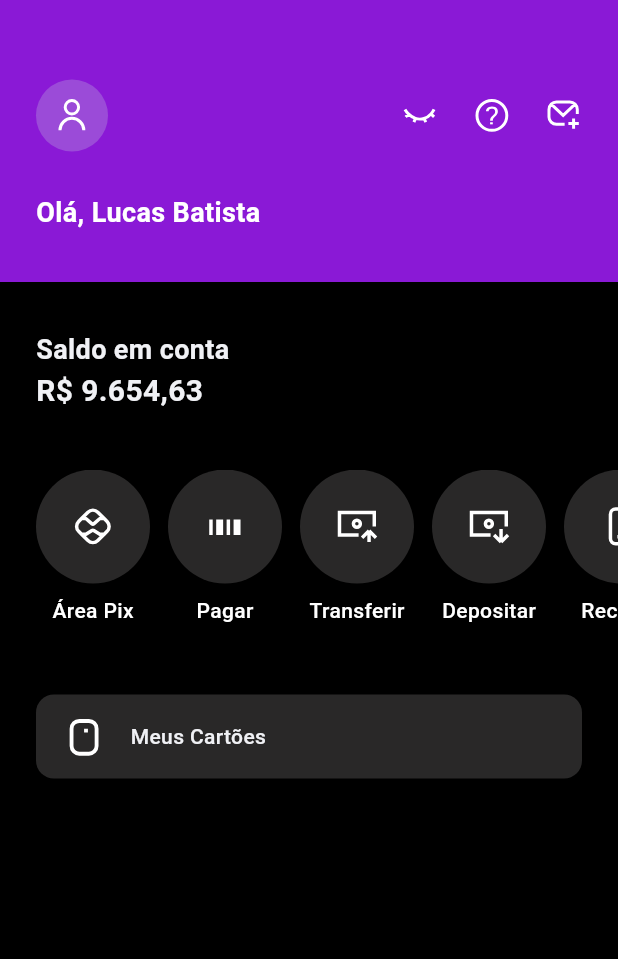
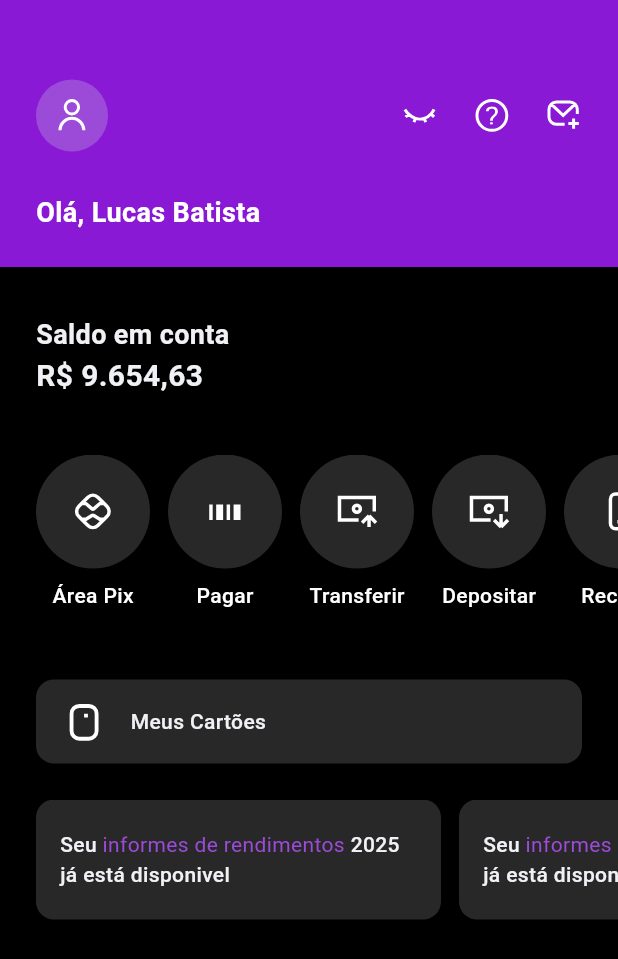
Before and after one commit to LucasBatistaX/Clone_Nubank, a Flutter app: the screen it shows after launch, on a phone screen of 412 x 824 dp. Shown: the top 959 px of the screen. Run offline on Flutter 3.47's test engine with Material 3 defaults, Android fonts, the phone set to English and light mode, and no system bars; our stand-ins replace flutter_svg.

Commit message:
Feat: ScrollCardSession

```diff
--- a/lib/src/pages/home.dart
+++ b/lib/src/pages/home.dart
@@ -1,11 +1,11 @@
 import 'package:flutter/material.dart';
-import 'package:flutter_svg/flutter_svg.dart';
 import 'package:nubank/utils/app_colors.dart';
 import 'package:nubank/utils/app_sizes.dart';
 import 'package:nubank/utils/app_text_style.dart';
 import 'package:nubank/widgets/Header.dart';
 import 'package:nubank/widgets/balance_account.dart';
 import 'package:nubank/widgets/full_scroll_view_options.dart';
+import 'package:nubank/widgets/info_card.dart';
 import 'package:nubank/widgets/my_cards.dart';
 
 class HomePage extends StatefulWidget {
@@ -30,6 +30,32 @@ class _HomePageState extends State<HomePage> {
           SizedBox(height: AppSizes.s28),
           MyCards(),
           SizedBox(height: AppSizes.s24),
+          SingleChildScrollView(
+            scrollDirection: Axis.horizontal,
+            child: Row(
+              children: [
+                SizedBox(width: AppSizes.s24),
+                InfoCard(
+                  firstText: "Seu",
+                  purpleText: "informes de rendimentos",
+                  lastText: "2025 já está disponivel",
+                ),
+                SizedBox(width: AppSizes.s12),
+                InfoCard(
+                  firstText: "Seu",
+                  purpleText: "informes de rendimentos",
+                  lastText: "2025 já está disponivel",
+                ),
+                SizedBox(width: AppSizes.s12),
+                InfoCard(
+                  firstText: "Seu",
+                  purpleText: "informes de rendimentos",
+                  lastText: "2025 já está disponivel",
+                ),
+                SizedBox(width: AppSizes.s24),
+              ],
+            ),
+          ),
         ],
       ),
     );
--- a/lib/utils/app_sizes.dart
+++ b/lib/utils/app_sizes.dart
@@ -15,5 +15,7 @@ class AppSizes {
 
   //specific padding
   static const double p53 = 53.00; //Padding top of the header.
-  static const double h188 = 188.00; //Height of the header container.
+  static const double h178 = 178.00; //Height of the header container.
+  static const double h80 = 80.00; //Height of the header container.
+  static const double w270 = 270.00; //width info card container.
 }
--- a/lib/utils/app_text_style.dart
+++ b/lib/utils/app_text_style.dart
@@ -28,4 +28,10 @@ class AppTextStyle {
     fontSize: 14,
     fontWeight: FontWeight.w500,
   );
+  //Purple text
+  static const purpleText = TextStyle(
+    color: AppColors.backgroundAvatarPerson,
+    fontSize: 14,
+    //fontWeight: FontWeight.w500,
+  );
 }
--- a/lib/widgets/header.dart
+++ b/lib/widgets/header.dart
@@ -5,14 +5,12 @@ import 'package:nubank/utils/app_sizes.dart';
 import 'package:nubank/utils/app_text_style.dart';
 
 class Header extends StatelessWidget {
-  const Header({
-    super.key,
-  });
+  const Header({super.key});
 
   @override
   Widget build(BuildContext context) {
     return Container(
-      height: AppSizes.h188,
+      height: AppSizes.h178,
       color: AppColors.primary,
       child: Column(
         crossAxisAlignment: CrossAxisAlignment.start,
@@ -41,15 +39,9 @@ class Header extends StatelessWidget {
                   padding: const EdgeInsets.only(right: AppSizes.s24),
                   child: Row(
                     children: [
-                      SvgPicture.asset(
-                        "assets/eye.svg",
-                        height: AppSizes.s24,
-                      ),
+                      SvgPicture.asset("assets/eye.svg", height: AppSizes.s24),
                       SizedBox(width: AppSizes.s24),
-                      SvgPicture.asset(
-                        "assets/help.svg",
-                        height: AppSizes.s24,
-                      ),
+                      SvgPicture.asset("assets/help.svg", height: AppSizes.s24),
                       SizedBox(width: AppSizes.s24),
                       SvgPicture.asset(
                         "assets/message.svg",
@@ -64,10 +56,7 @@ class Header extends StatelessWidget {
           SizedBox(height: AppSizes.s28),
           Padding(
             padding: const EdgeInsets.only(left: AppSizes.s24),
-            child: Text(
-              "Olá, Lucas Batista",
-              style: AppTextStyle.userName,
-            ),
+            child: Text("Olá, Lucas Batista", style: AppTextStyle.userName),
           ),
         ],
       ),
--- /dev/null
+++ b/lib/widgets/info_card.dart
@@ -0,0 +1,43 @@
+import 'package:flutter/material.dart';
+import 'package:nubank/utils/app_colors.dart';
+import 'package:nubank/utils/app_sizes.dart';
+import 'package:nubank/utils/app_text_style.dart';
+
+class InfoCard extends StatelessWidget {
+  const InfoCard({
+    super.key,
+    required this.firstText,
+    required this.purpleText,
+    required this.lastText,
+  });
+
+  final String firstText;
+  final String purpleText;
+  final String lastText;
+
+  @override
+  Widget build(BuildContext context) {
+    return Container(
+      width: AppSizes.w270,
+      height: AppSizes.h80,
+      decoration: BoxDecoration(
+        borderRadius: BorderRadius.circular(AppSizes.s12),
+        color: AppColors.backgroundAvatarScroll,
+      ),
+      child: Padding(
+        padding: const EdgeInsets.all(AppSizes.s16),
+        child: Center(
+          child: Text.rich(
+            TextSpan(
+              children: [
+                TextSpan(text: "$firstText ", style: AppTextStyle.titleOptions),
+                TextSpan(text: "$purpleText ", style: AppTextStyle.purpleText),
+                TextSpan(text: "$lastText ", style: AppTextStyle.titleOptions),
+              ],
+            ),
+          ),
+        ),
+      ),
+    );
+  }
+}
```
